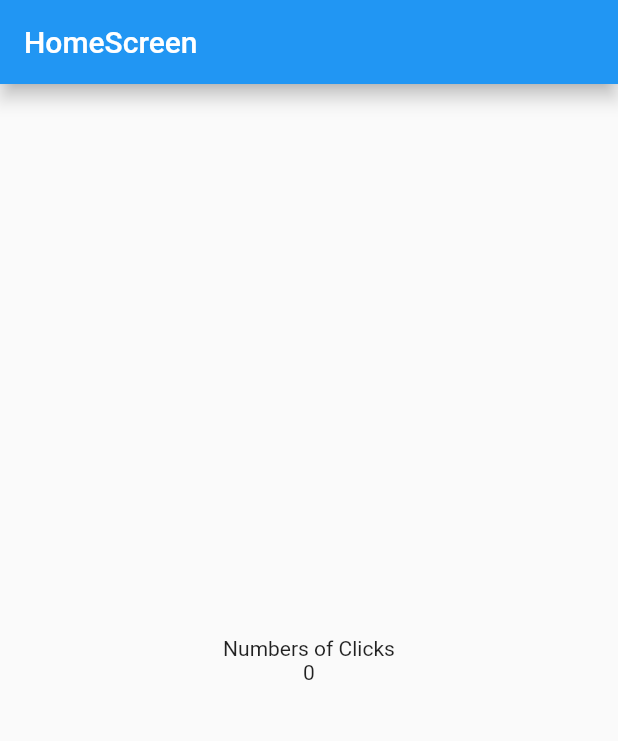
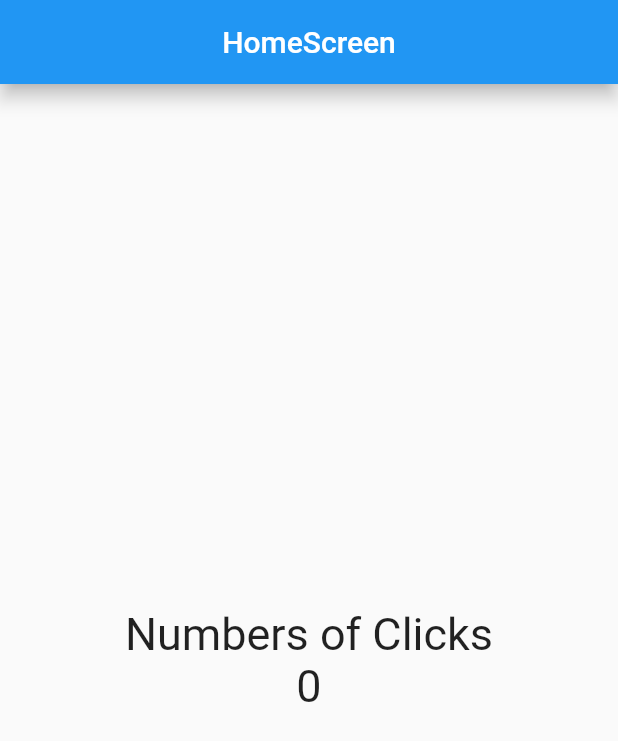
Before and after one commit to andrezffajardo/counter_application, a Flutter app: the screen it shows after launch, on a phone screen of 412 x 824 dp. Shown: the top 741 px of the screen. Run offline on Flutter 3.47's test engine with Material 2 defaults, Android fonts, the phone set to English and light mode, and no system bars.

Commit message:
centerTitle AppBar

```diff
--- a/lib/screens/home_screen.dart
+++ b/lib/screens/home_screen.dart
@@ -5,17 +5,20 @@ class HomeScreen extends StatelessWidget {
 
   @override
   Widget build(BuildContext context) {
+    const fontSize30 = TextStyle(fontSize: 30);
+
     return Scaffold(
       appBar: AppBar(
         title: const Text('HomeScreen'),
+        centerTitle: true,
         elevation: 5.0,
       ),
       body: Center(
         child: Column(
           mainAxisAlignment: MainAxisAlignment.center,
           children: const [
-            Text('Numbers of Clicks'),
-            Text('0'),
+            Text('Numbers of Clicks', style: fontSize30),
+            Text('0', style: fontSize30),
           ],
         ),
       ),
```
